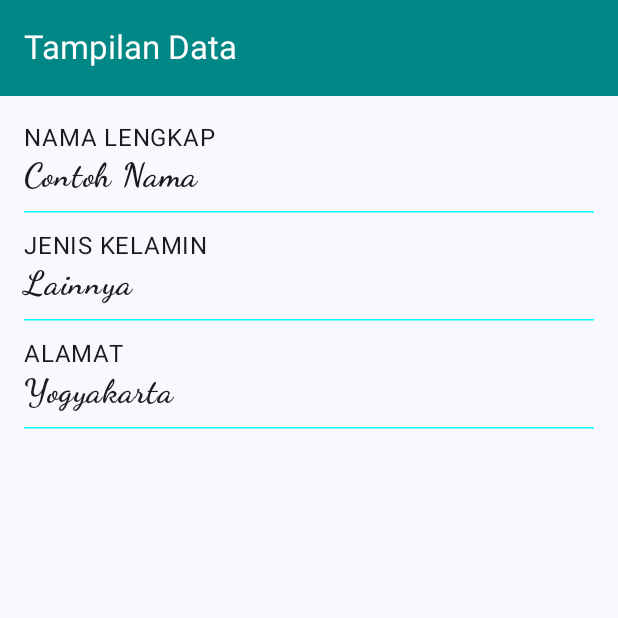
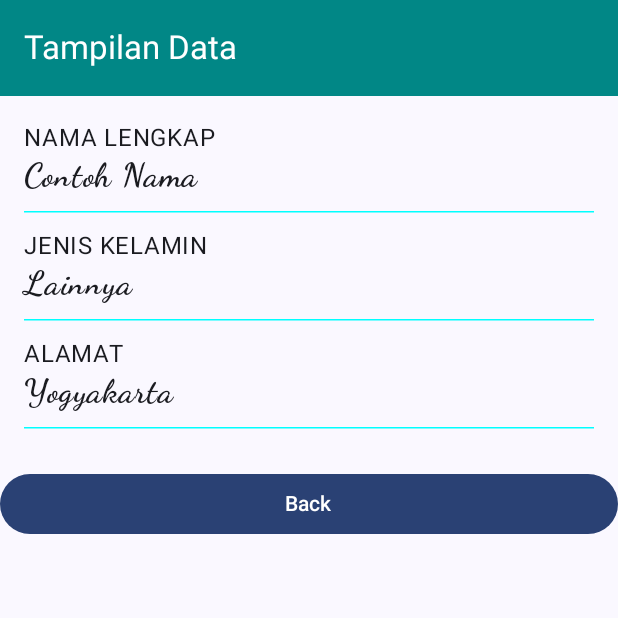
Before and after one commit to abimanyusatriaa/Quest6_160, an Android app built with Jetpack Compose: the composable TampilData shown on its own in the app's theme, on a phone screen of 412 x 824 dp, the top half of it. Run offline under Robolectric (Android 15) with nearby library versions, the phone set to English and light mode, and no system bars.

Commit message:
membuat button

```diff
--- a/app/src/main/java/com/example/praktik6/view/TampilData.kt
+++ b/app/src/main/java/com/example/praktik6/view/TampilData.kt
@@ -83,7 +83,12 @@ fun TampilData(
 
             Spacer(modifier = Modifier.height(height = 10.dp))
 
-
+            Button(
+                modifier = Modifier.fillMaxWidth(),
+                onClick = onBackBtnClick
+            ) {
+                Text(text = stringResource(id = R.string.back))
+            }
         }
     }
 }
```
